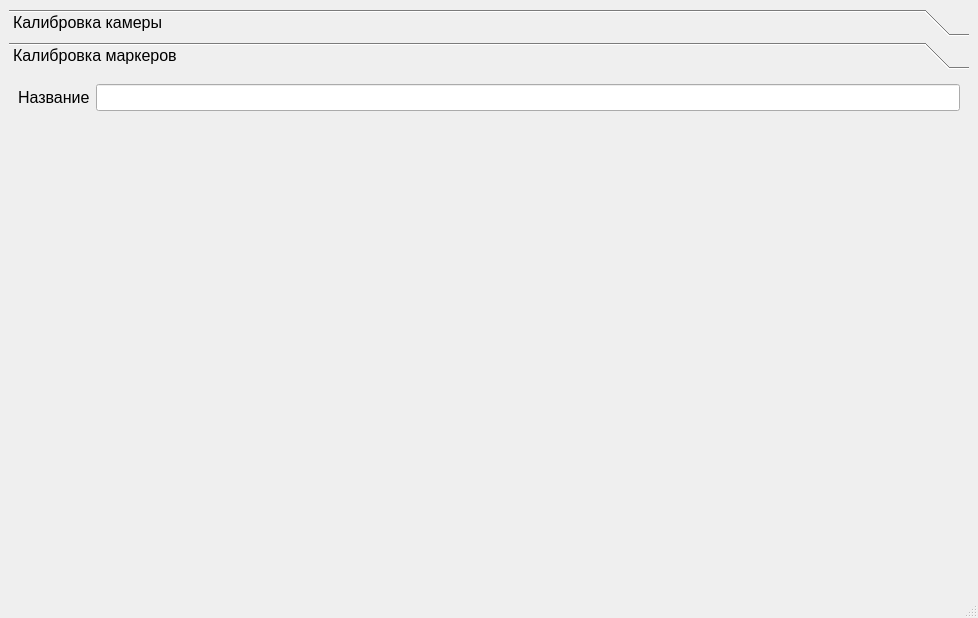
layxproud/QCameraCalibrator, file mainwindow.ui: the form before one commit.
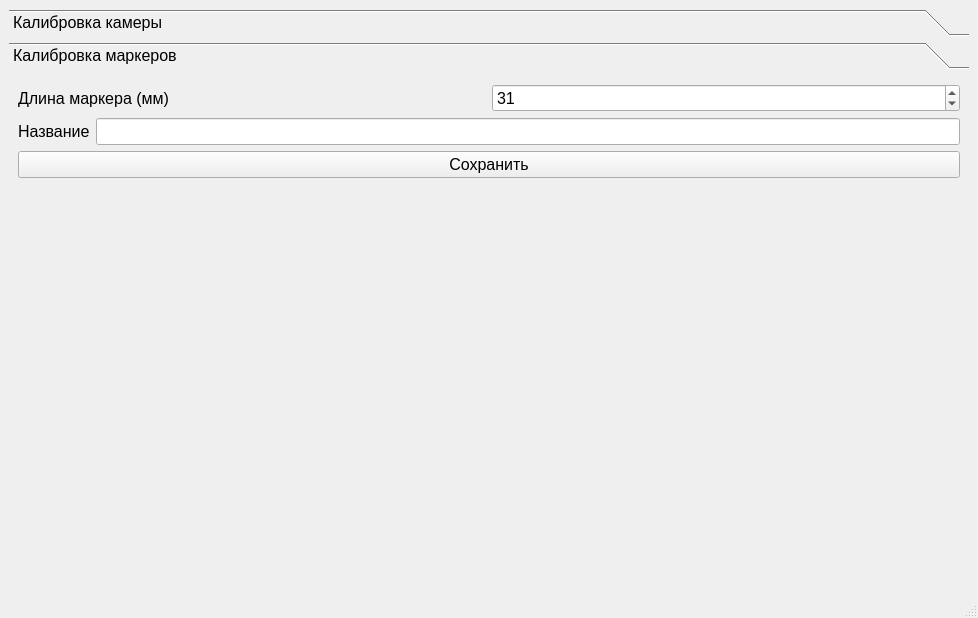
The form after the commit. The open tabs and pages were chosen to show the change.

```diff
--- a/mainwindow.ui
+++ b/mainwindow.ui
@@ -73,17 +73,48 @@
         <item>
          <layout class="QHBoxLayout" name="horizontalLayout_2">
           <item>
-           <widget class="QLabel" name="nameLabel">
+           <widget class="QLabel" name="markerSizeLabel">
+            <property name="text">
+             <string>Длина маркера (мм)</string>
+            </property>
+           </widget>
+          </item>
+          <item>
+           <widget class="QSpinBox" name="markerSizeInput">
+            <property name="minimum">
+             <number>1</number>
+            </property>
+            <property name="maximum">
+             <number>100</number>
+            </property>
+            <property name="value">
+             <number>31</number>
+            </property>
+           </widget>
+          </item>
+         </layout>
+        </item>
+        <item>
+         <layout class="QHBoxLayout" name="configName">
+          <item>
+           <widget class="QLabel" name="configNameLabel">
             <property name="text">
              <string>Название</string>
             </property>
            </widget>
           </item>
           <item>
-           <widget class="QLineEdit" name="nameInput"/>
+           <widget class="QLineEdit" name="configNameIInput"/>
           </item>
          </layout>
         </item>
+        <item>
+         <widget class="QPushButton" name="saveConfigButton">
+          <property name="text">
+           <string>Сохранить</string>
+          </property>
+         </widget>
+        </item>
         <item>
          <spacer name="verticalSpacer">
           <property name="orientation">
```
Left out of the diff: 4 changed lines with no effect on the pictures.
